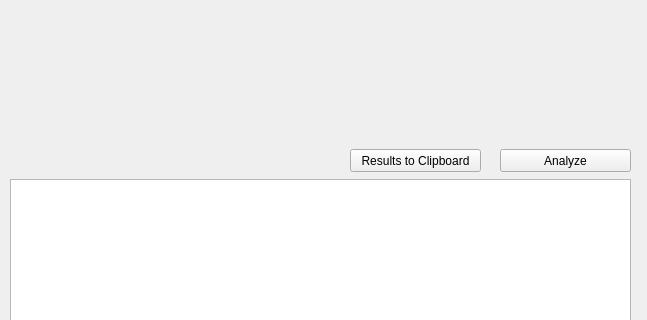
This is gui/tab/msd.ui in Eggeling-Lab-Microscope-Software/TRAIT2D as Qt 5 draws it before an edit; both pictures show x 0 to 647 and y 221 to 541 of the 647 by 800 pixel window. The edited form follows.
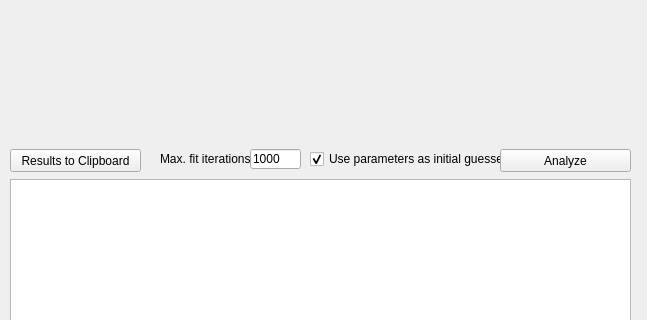
This is the edited form. Custom widgets are drawn as their Qt base class.

Commit message: Added options for setting fit iterations and initial values

```diff
--- a/gui/tab/msd.ui
+++ b/gui/tab/msd.ui
@@ -193,7 +193,7 @@
   <widget class="QPushButton" name="pushButtonClipboard">
    <property name="geometry">
     <rect>
-     <x>350</x>
+     <x>10</x>
      <y>370</y>
      <width>131</width>
      <height>23</height>
@@ -462,6 +462,48 @@
     <string>Set Range</string>
    </property>
   </widget>
+  <widget class="QCheckBox" name="checkBoxUseInitial">
+   <property name="geometry">
+    <rect>
+     <x>310</x>
+     <y>370</y>
+     <width>191</width>
+     <height>20</height>
+    </rect>
+   </property>
+   <property name="text">
+    <string>Use parameters as initial guesses</string>
+   </property>
+   <property name="checked">
+    <bool>true</bool>
+   </property>
+  </widget>
+  <widget class="QLabel" name="labelMaxIt">
+   <property name="geometry">
+    <rect>
+     <x>160</x>
+     <y>370</y>
+     <width>91</width>
+     <height>20</height>
+    </rect>
+   </property>
+   <property name="text">
+    <string>Max. fit iterations</string>
+   </property>
+  </widget>
+  <widget class="QLineEdit" name="lineEditMaxIt">
+   <property name="geometry">
+    <rect>
+     <x>250</x>
+     <y>370</y>
+     <width>51</width>
+     <height>20</height>
+    </rect>
+   </property>
+   <property name="text">
+    <string>1000</string>
+   </property>
+  </widget>
  </widget>
  <customwidgets>
   <customwidget>
```
The commit also changes 6 other files.
